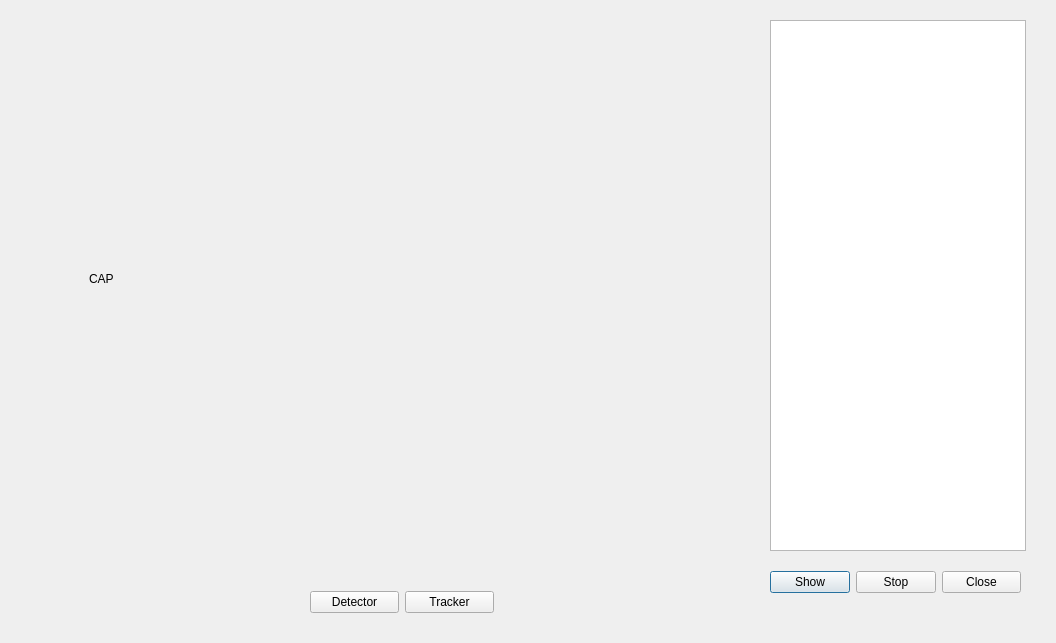
Above: UI/select.ui from CDDzhang/detra_ui before the change. Below: the same form after it.
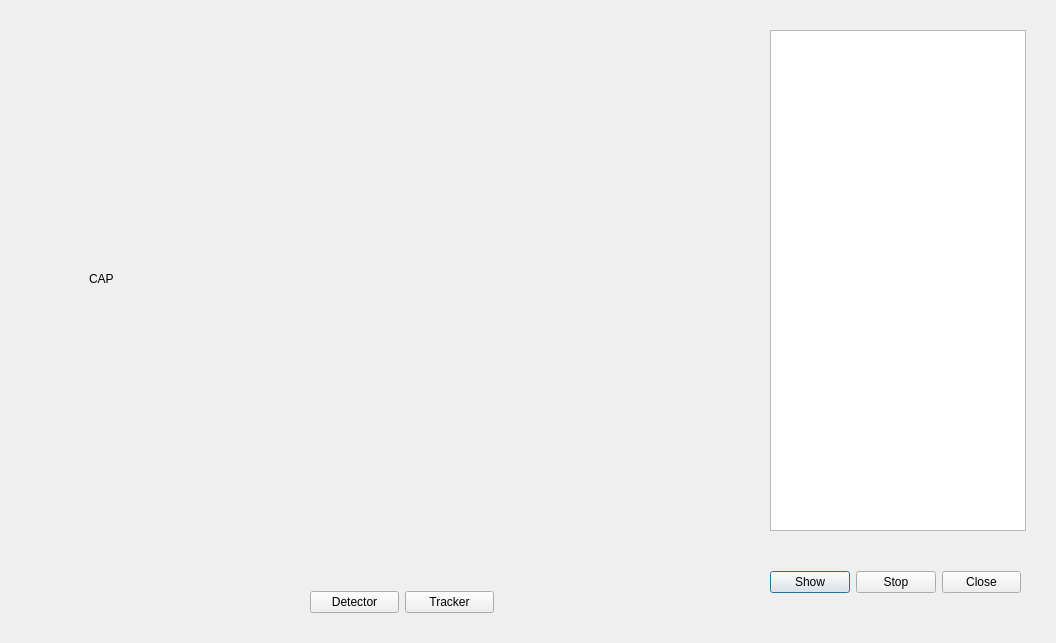
That is the form after the change.

Commit message: create select list

```diff
--- a/UI/select.ui
+++ b/UI/select.ui
@@ -13,16 +13,6 @@
   <property name="windowTitle">
    <string>Dialog</string>
   </property>
-  <widget class="QListView" name="listView">
-   <property name="geometry">
-    <rect>
-     <x>770</x>
-     <y>20</y>
-     <width>256</width>
-     <height>531</height>
-    </rect>
-   </property>
-  </widget>
   <widget class="QLabel" name="imglabel">
    <property name="geometry">
     <rect>
@@ -95,6 +85,16 @@
     </item>
    </layout>
   </widget>
+  <widget class="QListWidget" name="objectlistview">
+   <property name="geometry">
+    <rect>
+     <x>770</x>
+     <y>30</y>
+     <width>256</width>
+     <height>501</height>
+    </rect>
+   </property>
+  </widget>
  </widget>
  <resources/>
  <connections>
```
The commit also changes 3 other files.
